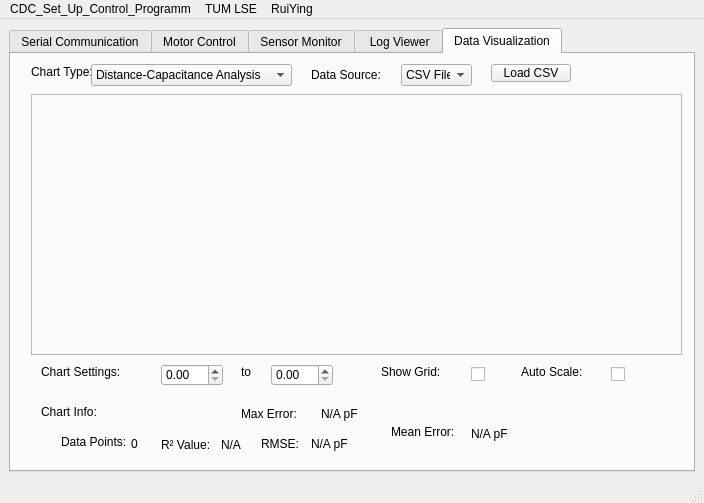
The window that ui/forms/mainwindow.ui (rruiying/CDC_Set_Up_Control_Programm) describes before a commit, drawn with Qt 5.
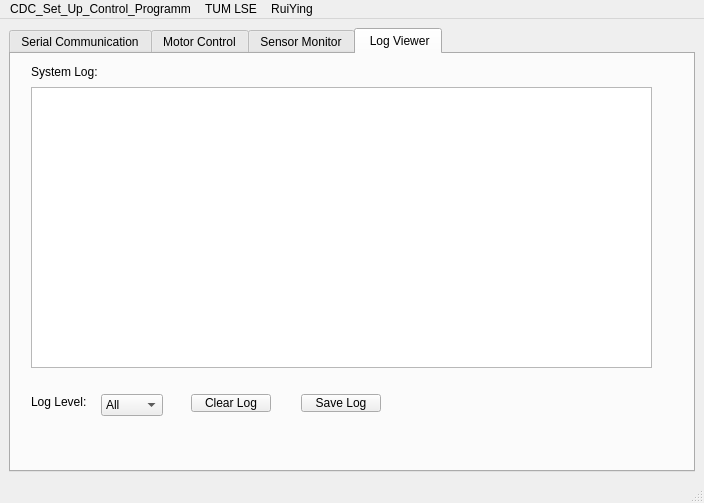
The same window after the commit. The open tabs and pages were chosen to show the change.

Patch:
```diff
--- a/ui/forms/mainwindow.ui
+++ b/ui/forms/mainwindow.ui
@@ -1246,367 +1246,6 @@
         </property>
        </widget>
       </widget>
-      <widget class="QWidget" name="tab">
-       <attribute name="title">
-        <string>Data Visualization</string>
-       </attribute>
-       <widget class="QLabel" name="label_77">
-        <property name="geometry">
-         <rect>
-          <x>20</x>
-          <y>10</y>
-          <width>61</width>
-          <height>16</height>
-         </rect>
-        </property>
-        <property name="text">
-         <string>Chart Type:</string>
-        </property>
-       </widget>
-       <widget class="QComboBox" name="comboBox_3">
-        <property name="geometry">
-         <rect>
-          <x>80</x>
-          <y>10</y>
-          <width>201</width>
-          <height>22</height>
-         </rect>
-        </property>
-        <item>
-         <property name="text">
-          <string>Distance-Capacitance Analysis</string>
-         </property>
-        </item>
-        <item>
-         <property name="text">
-          <string>Angle-Capacitance Analysis</string>
-         </property>
-        </item>
-        <item>
-         <property name="text">
-          <string>3D Distance-Angle-Capacitance</string>
-         </property>
-        </item>
-        <item>
-         <property name="text">
-          <string>Theoretical vs Measured</string>
-         </property>
-        </item>
-        <item>
-         <property name="text">
-          <string>Temperature Compensation</string>
-         </property>
-        </item>
-        <item>
-         <property name="text">
-          <string>Measurement Error Analysis</string>
-         </property>
-        </item>
-       </widget>
-       <widget class="QComboBox" name="comboBox_4">
-        <property name="geometry">
-         <rect>
-          <x>390</x>
-          <y>10</y>
-          <width>71</width>
-          <height>22</height>
-         </rect>
-        </property>
-        <item>
-         <property name="text">
-          <string>CSV File</string>
-         </property>
-        </item>
-        <item>
-         <property name="text">
-          <string>Real-time Data</string>
-         </property>
-        </item>
-       </widget>
-       <widget class="QLabel" name="label_78">
-        <property name="geometry">
-         <rect>
-          <x>300</x>
-          <y>10</y>
-          <width>71</width>
-          <height>21</height>
-         </rect>
-        </property>
-        <property name="text">
-         <string>Data Source:</string>
-        </property>
-       </widget>
-       <widget class="QPushButton" name="pushButton_18">
-        <property name="geometry">
-         <rect>
-          <x>480</x>
-          <y>10</y>
-          <width>80</width>
-          <height>18</height>
-         </rect>
-        </property>
-        <property name="text">
-         <string>Load CSV</string>
-        </property>
-       </widget>
-       <widget class="QFrame" name="frame">
-        <property name="geometry">
-         <rect>
-          <x>20</x>
-          <y>40</y>
-          <width>651</width>
-          <height>261</height>
-         </rect>
-        </property>
-        <property name="frameShape">
-         <enum>QFrame::Shape::StyledPanel</enum>
-        </property>
-        <property name="frameShadow">
-         <enum>QFrame::Shadow::Raised</enum>
-        </property>
-       </widget>
-       <widget class="QLabel" name="label_79">
-        <property name="geometry">
-         <rect>
-          <x>30</x>
-          <y>310</y>
-          <width>101</width>
-          <height>16</height>
-         </rect>
-        </property>
-        <property name="text">
-         <string>Chart Settings:</string>
-        </property>
-       </widget>
-       <widget class="QLabel" name="label_80">
-        <property name="geometry">
-         <rect>
-          <x>230</x>
-          <y>310</y>
-          <width>21</width>
-          <height>16</height>
-         </rect>
-        </property>
-        <property name="text">
-         <string>to</string>
-        </property>
-       </widget>
-       <widget class="QDoubleSpinBox" name="doubleSpinBox_4">
-        <property name="geometry">
-         <rect>
-          <x>150</x>
-          <y>310</y>
-          <width>62</width>
-          <height>22</height>
-         </rect>
-        </property>
-       </widget>
-       <widget class="QDoubleSpinBox" name="doubleSpinBox_5">
-        <property name="geometry">
-         <rect>
-          <x>260</x>
-          <y>310</y>
-          <width>62</width>
-          <height>22</height>
-         </rect>
-        </property>
-       </widget>
-       <widget class="QLabel" name="label_81">
-        <property name="geometry">
-         <rect>
-          <x>370</x>
-          <y>310</y>
-          <width>71</width>
-          <height>16</height>
-         </rect>
-        </property>
-        <property name="text">
-         <string>Show Grid:</string>
-        </property>
-       </widget>
-       <widget class="QCheckBox" name="checkBox">
-        <property name="geometry">
-         <rect>
-          <x>460</x>
-          <y>310</y>
-          <width>31</width>
-          <height>20</height>
-         </rect>
-        </property>
-        <property name="text">
-         <string/>
-        </property>
-       </widget>
-       <widget class="QLabel" name="label_82">
-        <property name="geometry">
-         <rect>
-          <x>510</x>
-          <y>310</y>
-          <width>81</width>
-          <height>16</height>
-         </rect>
-        </property>
-        <property name="text">
-         <string>Auto Scale:</string>
-        </property>
-       </widget>
-       <widget class="QCheckBox" name="checkBox_2">
-        <property name="geometry">
-         <rect>
-          <x>600</x>
-          <y>310</y>
-          <width>21</width>
-          <height>20</height>
-         </rect>
-        </property>
-        <property name="text">
-         <string/>
-        </property>
-       </widget>
-       <widget class="QLabel" name="label_83">
-        <property name="geometry">
-         <rect>
-          <x>30</x>
-          <y>350</y>
-          <width>81</width>
-          <height>16</height>
-         </rect>
-        </property>
-        <property name="text">
-         <string>Chart Info:</string>
-        </property>
-       </widget>
-       <widget class="QLabel" name="label_84">
-        <property name="geometry">
-         <rect>
-          <x>50</x>
-          <y>380</y>
-          <width>71</width>
-          <height>16</height>
-         </rect>
-        </property>
-        <property name="text">
-         <string>Data Points:</string>
-        </property>
-       </widget>
-       <widget class="QLabel" name="label_85">
-        <property name="geometry">
-         <rect>
-          <x>120</x>
-          <y>380</y>
-          <width>16</width>
-          <height>20</height>
-         </rect>
-        </property>
-        <property name="text">
-         <string>0</string>
-        </property>
-       </widget>
-       <widget class="QLabel" name="label_86">
-        <property name="geometry">
-         <rect>
-          <x>150</x>
-          <y>380</y>
-          <width>61</width>
-          <height>21</height>
-         </rect>
-        </property>
-        <property name="text">
-         <string>R² Value:</string>
-        </property>
-       </widget>
-       <widget class="QLabel" name="label_87">
-        <property name="geometry">
-         <rect>
-          <x>210</x>
-          <y>380</y>
-          <width>21</width>
-          <height>21</height>
-         </rect>
-        </property>
-        <property name="text">
-         <string>N/A</string>
-        </property>
-       </widget>
-       <widget class="QLabel" name="label_88">
-        <property name="geometry">
-         <rect>
-          <x>250</x>
-          <y>380</y>
-          <width>51</width>
-          <height>20</height>
-         </rect>
-        </property>
-        <property name="text">
-         <string>RMSE:</string>
-        </property>
-       </widget>
-       <widget class="QLabel" name="label_89">
-        <property name="geometry">
-         <rect>
-          <x>300</x>
-          <y>380</y>
-          <width>41</width>
-          <height>20</height>
-         </rect>
-        </property>
-        <property name="text">
-         <string>N/A pF</string>
-        </property>
-       </widget>
-       <widget class="QLabel" name="label_90">
-        <property name="geometry">
-         <rect>
-          <x>230</x>
-          <y>350</y>
-          <width>81</width>
-          <height>20</height>
-         </rect>
-        </property>
-        <property name="text">
-         <string>Max Error:</string>
-        </property>
-       </widget>
-       <widget class="QLabel" name="label_91">
-        <property name="geometry">
-         <rect>
-          <x>310</x>
-          <y>350</y>
-          <width>51</width>
-          <height>20</height>
-         </rect>
-        </property>
-        <property name="text">
-         <string>N/A pF</string>
-        </property>
-       </widget>
-       <widget class="QLabel" name="label_92">
-        <property name="geometry">
-         <rect>
-          <x>380</x>
-          <y>370</y>
-          <width>81</width>
-          <height>16</height>
-         </rect>
-        </property>
-        <property name="text">
-         <string>Mean Error:</string>
-        </property>
-       </widget>
-       <widget class="QLabel" name="label_93">
-        <property name="geometry">
-         <rect>
-          <x>460</x>
-          <y>370</y>
-          <width>40</width>
-          <height>20</height>
-         </rect>
-        </property>
-        <property name="text">
-         <string>N/A pF</string>
-        </property>
-       </widget>
-      </widget>
      </widget>
     </item>
    </layout>
```
Left out of the diff: 4 changed lines with no effect on the pictures.
